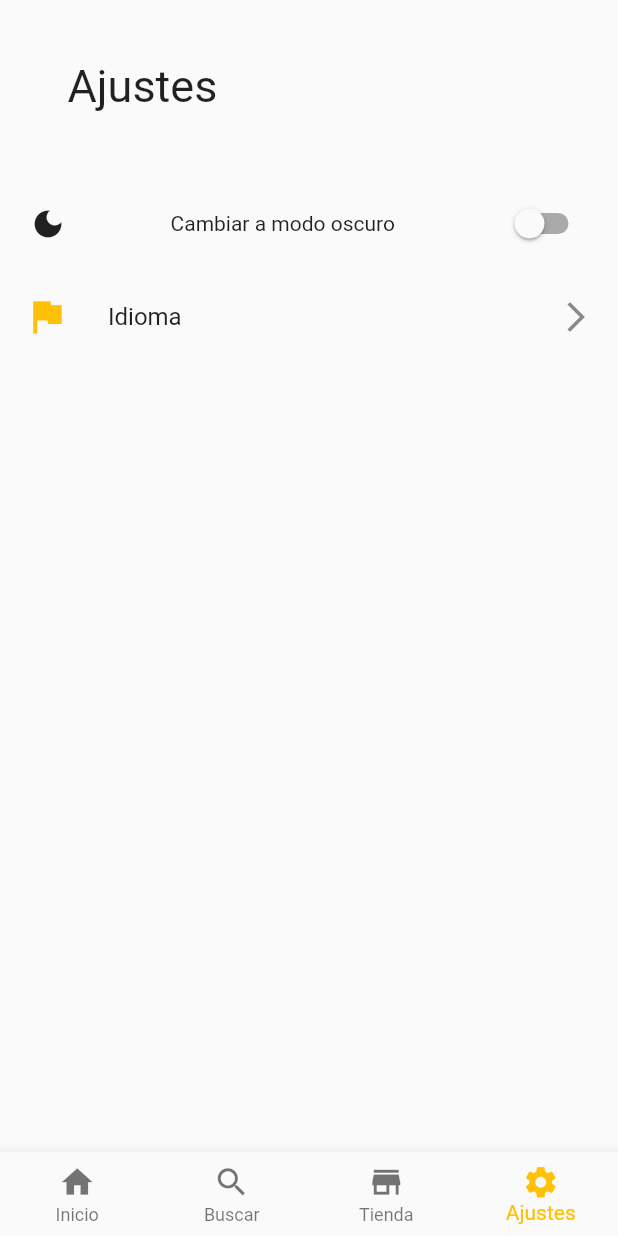
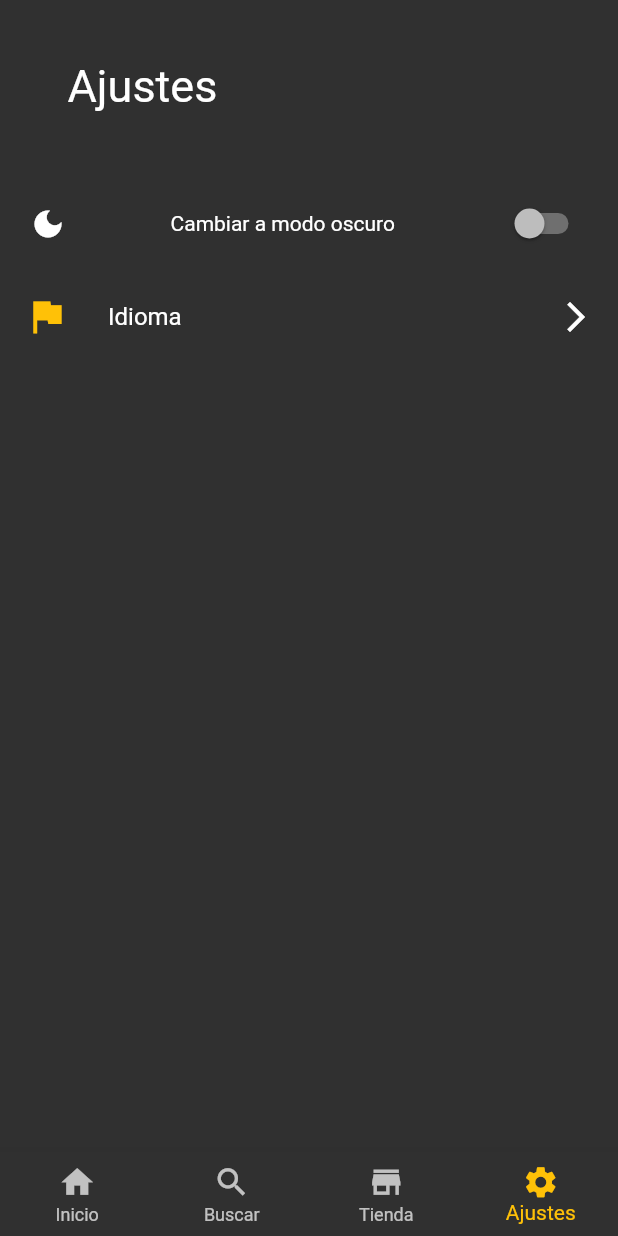
Before and after one commit to FryFr/calculadora_electronica, a Flutter app: the screen it shows after launch, item 4 of the bottom bar chosen, on a phone screen of 412 x 824 dp. Run offline on Flutter 3.47's test engine with Material 2 defaults, Android fonts, the phone set to English and light mode, and no system bars.

Commit message:
ADD - Se agrego el modo oscuro a la aplicacion, enlazandola al switch dinamico de la pag de ajustes, en adicion se implemento la dependencia provider para establecer la comunicacion de los temas, y se creo un codigo de comunicacion entre el archivo theme change y el archivo main dart

```diff
--- a/lib/main.dart
+++ b/lib/main.dart
@@ -2,6 +2,8 @@ import 'package:flutter/material.dart';
 import 'package:hola_mundo_flutter/naviBar/botton_nav.dart';
 import 'package:hola_mundo_flutter/screen/routes.dart';
 import 'package:flutter/services.dart';
+import 'package:hola_mundo_flutter/theme/themeChange.dart';
+import 'package:provider/provider.dart';
 
 void main() {
   runApp(const MyApp());
@@ -11,9 +13,22 @@ class MyApp extends StatelessWidget {
   const MyApp({super.key});
   @override
   Widget build(BuildContext context) {
-    return const MaterialApp(
+    return ChangeNotifierProvider(
+      create: (_) => ThemeChanger(ThemeData.dark()),
+      child: MaterialAppWithTheme(),
+    );
+  }
+}
+
+class MaterialAppWithTheme extends StatelessWidget {
+
+  @override
+  Widget build(BuildContext context) {
+    final theme = Provider.of<ThemeChanger>(context);
+
+    return MaterialApp(
       debugShowCheckedModeBanner: false,
-      title: 'Flutter Demo',
+      theme: theme.getTheme(),
       home: HomePage(),
     );
   }
--- a/lib/screen/settingPage.dart
+++ b/lib/screen/settingPage.dart
@@ -1,4 +1,6 @@
 import 'package:flutter/material.dart';
+import 'package:hola_mundo_flutter/theme/themeChange.dart';
+import 'package:provider/provider.dart';
 
 class settingPage extends StatefulWidget {
   const settingPage({Key? key}) : super(key: key);
@@ -8,6 +10,8 @@ class settingPage extends StatefulWidget {
 
 class settings extends State<settingPage> {
   bool switchCurrenValue = false;
+
+ //theme.setTheme(ThemeData.dark());
   @override
   Widget build(BuildContext context) {
     return Scaffold(
@@ -34,7 +38,6 @@ class settings extends State<settingPage> {
           children: const <Widget>[
             Text('Ajustes', style: TextStyle(
                 fontSize: 30,
-                color: Colors.black87
             )
             ),
           ],
@@ -43,20 +46,26 @@ class settings extends State<settingPage> {
     );
   }
   Widget _darkModeBottom(){
+
+    final theme = Provider.of<ThemeChanger>(context);
     return Padding(
         padding: const EdgeInsets.symmetric(
           vertical: 10,
           horizontal: 20
         ),
-
         child: Row(
           mainAxisAlignment: MainAxisAlignment.spaceBetween,
           children: <Widget>[
             Icon(Icons.dark_mode),
             Text('Cambiar a modo oscuro'),
-            Switch(
+            Switch.adaptive(
               value: switchCurrenValue,
               onChanged: (bool valueIn){
+                if (switchCurrenValue == true){
+                  theme.setTheme(ThemeData.light());
+                }else{
+                  theme.setTheme(ThemeData.dark());
+                }
                 setState(() {
                   switchCurrenValue = valueIn;
                 });
--- /dev/null
+++ b/lib/theme/themeChange.dart
@@ -0,0 +1,12 @@
+import 'package:flutter/material.dart';
+
+class ThemeChanger with ChangeNotifier{
+  ThemeData _themeData;
+  ThemeChanger( this._themeData);
+
+  getTheme() => _themeData;
+  setTheme( ThemeData theme ){
+    _themeData = theme;
+    notifyListeners();
+  }
+}
--- a/pubspec.yaml
+++ b/pubspec.yaml
@@ -36,6 +36,7 @@ dependencies:
   # The following adds the Cupertino Icons font to your application.
   # Use with the CupertinoIcons class for iOS style icons.
   cupertino_icons: ^1.0.2
+  provider:
 
 dev_dependencies:
   flutter_test:
```
Also changed, not shown: pubspec.lock.
